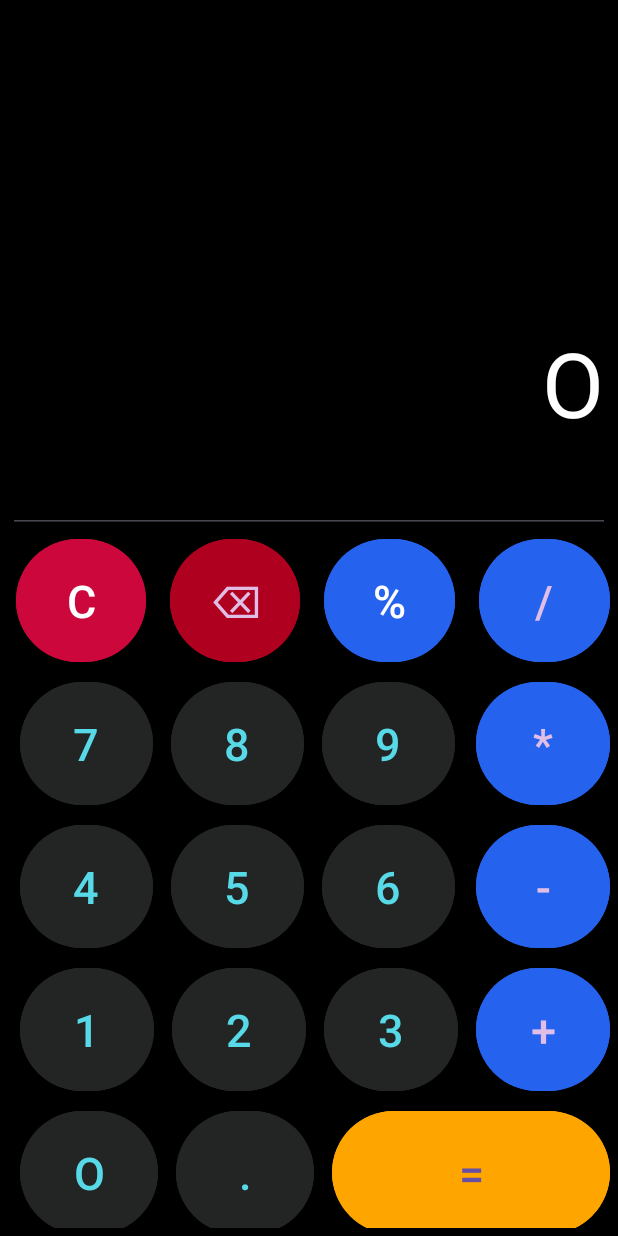
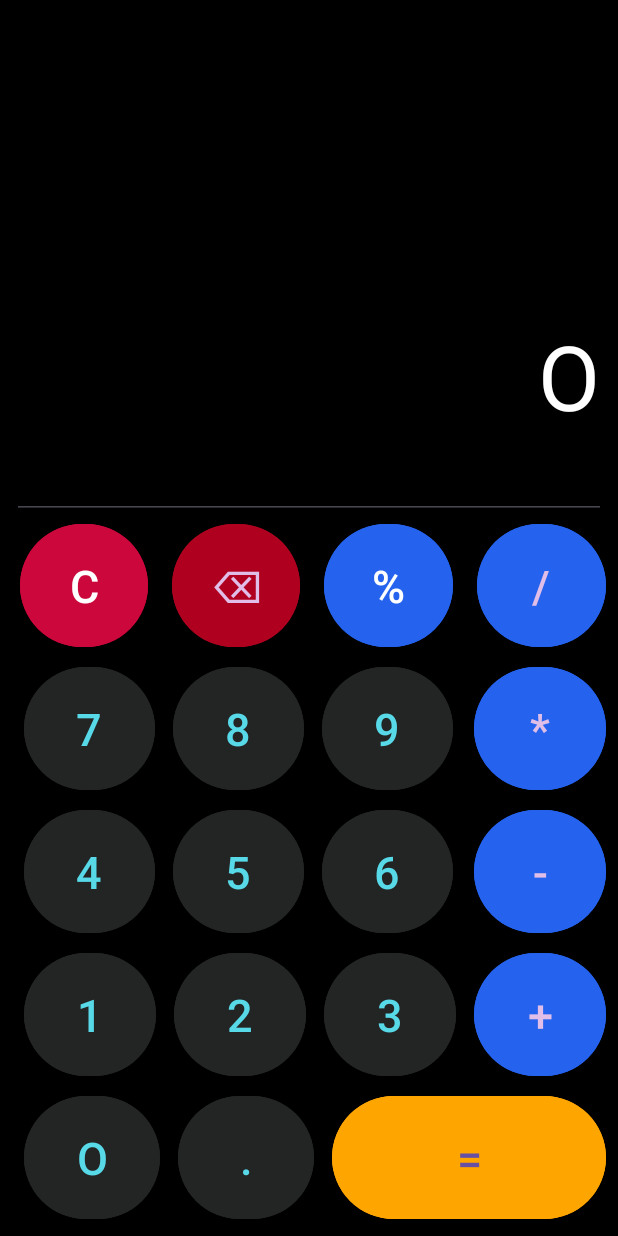
Before and after one commit to ssenyonjoalvin/Mobile_application, an Android app: the screen it shows after launch (MainActivity), on a phone screen of 412 x 824 dp. Run offline under Robolectric (Android 15) with nearby library versions, the phone set to English and light mode, and no system bars.

Commit message:
calculator layout changes

```diff
--- a/CalculatorApplication/app/src/main/res/layout/activity_main.xml
+++ b/CalculatorApplication/app/src/main/res/layout/activity_main.xml
@@ -5,19 +5,18 @@
     android:layout_width="match_parent"
     android:layout_height="match_parent"
     android:background="@color/black"
-    android:padding="5dp"
+    android:padding="8dp"
     tools:context=".MainActivity">
 
     <LinearLayout
-        android:id="@+id/displayBlock1"
+        android:id="@+id/linearLayout"
         android:layout_width="match_parent"
-        android:layout_height="match_parent"
+        android:layout_height="wrap_content"
         android:orientation="vertical"
-        app:layout_constraintBottom_toBottomOf="parent"
+        app:layout_constraintBottom_toTopOf="@+id/linearLayout2"
         app:layout_constraintEnd_toEndOf="parent"
         app:layout_constraintStart_toStartOf="parent"
-        app:layout_constraintTop_toTopOf="parent"
-        app:layout_editor_absoluteY="0dp">
+        app:layout_constraintTop_toTopOf="parent">
 
         <TextView
             android:id="@+id/expression"
@@ -40,7 +39,7 @@
         <EditText
             android:id="@+id/result"
             android:layout_width="match_parent"
-            android:layout_height="200dp"
+            android:layout_height="190dp"
             android:autofillHints=""
             android:clickable="false"
             android:ems="10"
@@ -53,15 +52,26 @@
             android:text="@string/zero"
             android:textColor="@color/white"
             android:textSize="60sp"
-            tools:ignore="LabelFor,VisualLintTextFieldSize" />
+            tools:ignore="LabelFor,VisualLintTextFieldSize,TextSizeCheck" />
+    </LinearLayout>
 
+    <LinearLayout
+        android:id="@+id/linearLayout2"
+        android:layout_width="match_parent"
+        android:layout_height="473dp"
+        app:layout_constraintBottom_toBottomOf="parent"
+        app:layout_constraintEnd_toEndOf="parent"
+        app:layout_constraintStart_toStartOf="parent"
+        app:layout_constraintTop_toBottomOf="@+id/linearLayout"
+        android:orientation="vertical">
         <LinearLayout
             android:id="@+id/linearLayout14"
             android:layout_width="match_parent"
             android:layout_height="wrap_content"
             android:orientation="horizontal"
             tools:layout_editor_absoluteX="30dp"
-            tools:layout_editor_absoluteY="60dp">
+            tools:layout_editor_absoluteY="60dp"
+            tools:ignore="UselessParent">
 
             <Button
                 android:id="@+id/clearButton"
@@ -119,9 +129,6 @@
                 android:textSize="30sp"
                 tools:ignore="VisualLintButtonSize,VisualLintBounds" />
         </LinearLayout>
-
-
-
         <LinearLayout
             android:layout_width="match_parent"
             android:layout_height="wrap_content"
@@ -182,8 +189,6 @@
                 android:textSize="30sp"
                 tools:ignore="VisualLintButtonSize" />
         </LinearLayout>
-
-
         <LinearLayout
             android:layout_width="match_parent"
             android:layout_height="wrap_content"
@@ -304,7 +309,6 @@
                 android:textSize="30sp"
                 tools:ignore="VisualLintButtonSize" />
         </LinearLayout>
-
         <LinearLayout
             android:layout_width="match_parent"
             android:layout_height="wrap_content"
@@ -351,8 +355,5 @@
                 android:textSize="30sp"
                 tools:ignore="VisualLintButtonSize" />
         </LinearLayout>
-
     </LinearLayout>
-
-
 </androidx.constraintlayout.widget.ConstraintLayout>
```
